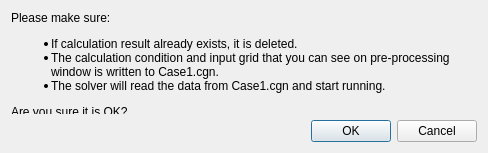
The window that libs/solverconsole/private/solverconsolewindow_messagedialog.ui (i-RIC/prepost-gui) describes before a commit, drawn with Qt 5.
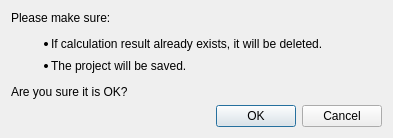
The same window after the commit.

Commit message: Fix iRIC GUI behavior: when solver is run,the project is saved.

```diff
--- a/libs/solverconsole/private/solverconsolewindow_messagedialog.ui
+++ b/libs/solverconsole/private/solverconsolewindow_messagedialog.ui
@@ -6,8 +6,8 @@
    <rect>
     <x>0</x>
     <y>0</y>
-    <width>488</width>
-    <height>153</height>
+    <width>393</width>
+    <height>137</height>
    </rect>
   </property>
   <property name="windowTitle">
@@ -17,20 +17,10 @@
    <item>
     <widget class="QLabel" name="label">
      <property name="styleSheet">
-      <string notr="true">ul {
-  padding-left: 100px;
-}</string>
+      <string notr="true"/>
      </property>
      <property name="text">
-      <string>&lt;html&gt;&lt;head/&gt;&lt;body&gt;
-&lt;p&gt;Please make sure:&lt;/p&gt;
-&lt;ul&gt;
-&lt;li&gt;If calculation result already exists, it is deleted.&lt;/li&gt;
-&lt;li&gt;The calculation condition and input grid that you can see on pre-processing window is written to Case1.cgn.&lt;/li&gt;
-&lt;li&gt;The solver will read the data from Case1.cgn and start running.&lt;/li&gt;
-&lt;/ul&gt;
-&lt;p&gt;Are you sure it is OK?&lt;/p&gt;
-&lt;/body&gt;&lt;/html&gt;</string>
+      <string>&lt;html&gt;&lt;head/&gt;&lt;body&gt;&lt;p&gt;Please make sure:&lt;/p&gt;&lt;ul style=&quot;margin-top: 0px; margin-bottom: 0px; margin-left: 0px; margin-right: 0px;&quot;&gt;&lt;li style=&quot;margin-top:8px;&quot;&gt;If calculation result already exists, it will be deleted.&lt;/li&gt;&lt;li style=&quot;margin-top:8px&quot;&gt;The project will be saved.&lt;/li&gt;&lt;/ul&gt;&lt;p&gt;Are you sure it is OK?&lt;/p&gt;&lt;/body&gt;&lt;/html&gt;</string>
      </property>
      <property name="wordWrap">
       <bool>true</bool>
```
The commit also changes 47 other files.
